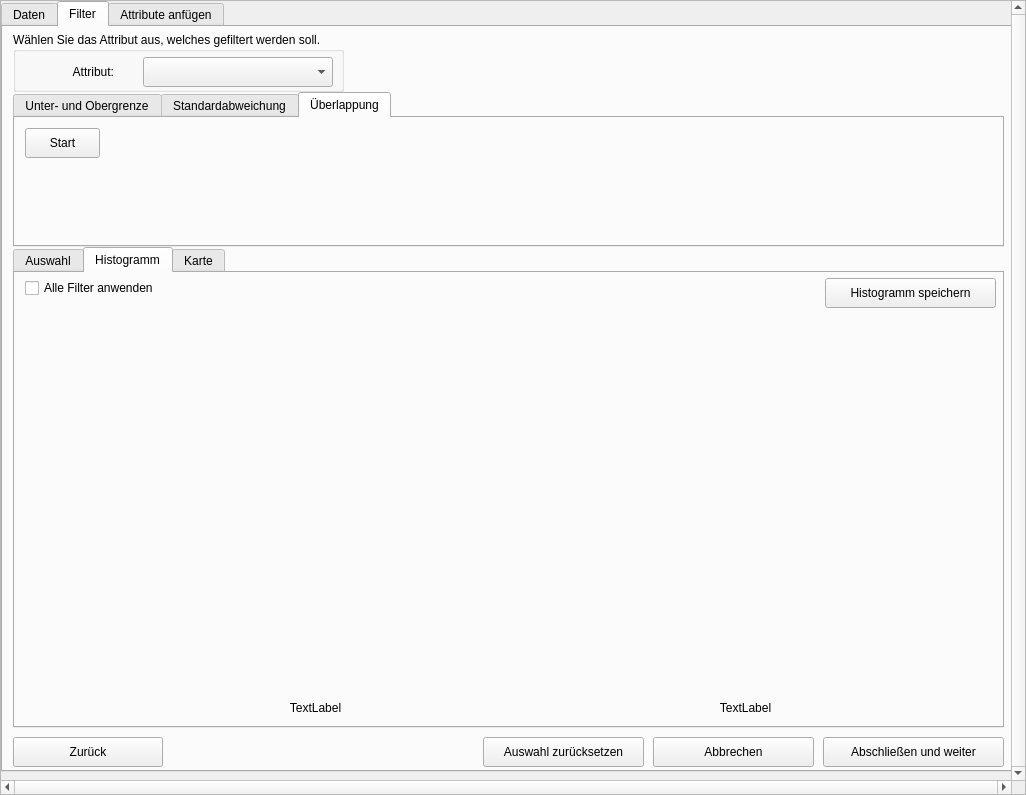
Old version of the form ofr_filter_dialog_base.ui in the repository FARMWISSEN/OFE-Filter.
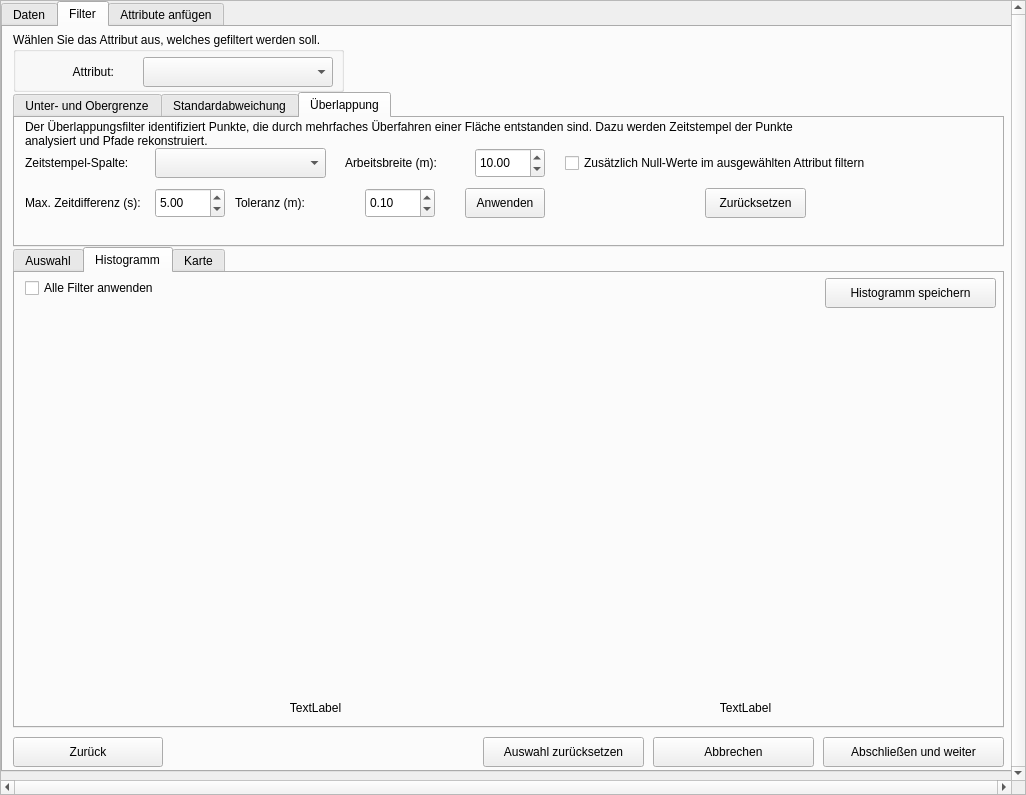
New version of the form. The open tabs and pages were chosen to show the change. Custom widgets are drawn as their Qt base class.

Diff of the .ui file:
```diff
--- a/ofr_filter_dialog_base.ui
+++ b/ofr_filter_dialog_base.ui
@@ -1101,17 +1101,181 @@
           <attribute name="title">
            <string>Überlappung</string>
           </attribute>
-          <widget class="QPushButton" name="pushButton_start_overlap">
+          <widget class="QLabel" name="overlap_description">
            <property name="geometry">
             <rect>
              <x>10</x>
-             <y>10</y>
-             <width>75</width>
+             <y>0</y>
+             <width>811</width>
+             <height>31</height>
+            </rect>
+           </property>
+           <property name="text">
+            <string>Der Überlappungsfilter identifiziert Punkte, die durch mehrfaches Überfahren einer Fläche entstanden sind. Dazu werden Zeitstempel der Punkte analysiert und Pfade rekonstruiert.</string>
+           </property>
+           <property name="wordWrap">
+            <bool>true</bool>
+           </property>
+          </widget>
+          <widget class="QComboBox" name="timestamp_combo">
+           <property name="geometry">
+            <rect>
+             <x>140</x>
+             <y>30</y>
+             <width>171</width>
              <height>30</height>
             </rect>
            </property>
+          </widget>
+          <widget class="QLabel" name="timestamp_label">
+           <property name="geometry">
+            <rect>
+             <x>10</x>
+             <y>30</y>
+             <width>121</width>
+             <height>30</height>
+            </rect>
+           </property>
            <property name="text">
-            <string>Start</string>
+            <string>Zeitstempel-Spalte:</string>
+           </property>
+          </widget>
+          <widget class="QDoubleSpinBox" name="width_spin">
+           <property name="geometry">
+            <rect>
+             <x>460</x>
+             <y>30</y>
+             <width>70</width>
+             <height>30</height>
+            </rect>
+           </property>
+           <property name="minimum">
+            <double>0.100000000000000</double>
+           </property>
+           <property name="maximum">
+            <double>100.000000000000000</double>
+           </property>
+           <property name="value">
+            <double>10.000000000000000</double>
+           </property>
+          </widget>
+          <widget class="QLabel" name="width_label">
+           <property name="geometry">
+            <rect>
+             <x>330</x>
+             <y>30</y>
+             <width>121</width>
+             <height>30</height>
+            </rect>
+           </property>
+           <property name="text">
+            <string>Arbeitsbreite (m):</string>
+           </property>
+          </widget>
+          <widget class="QCheckBox" name="zero_filter_check">
+           <property name="geometry">
+            <rect>
+             <x>550</x>
+             <y>30</y>
+             <width>341</width>
+             <height>30</height>
+            </rect>
+           </property>
+           <property name="text">
+            <string>Zusätzlich Null-Werte im ausgewählten Attribut filtern</string>
+           </property>
+          </widget>
+          <widget class="QDoubleSpinBox" name="timedelta_spin">
+           <property name="geometry">
+            <rect>
+             <x>140</x>
+             <y>70</y>
+             <width>70</width>
+             <height>30</height>
+            </rect>
+           </property>
+           <property name="minimum">
+            <double>0.100000000000000</double>
+           </property>
+           <property name="maximum">
+            <double>1000.000000000000000</double>
+           </property>
+           <property name="value">
+            <double>5.000000000000000</double>
+           </property>
+          </widget>
+          <widget class="QLabel" name="timedelta_label">
+           <property name="geometry">
+            <rect>
+             <x>10</x>
+             <y>70</y>
+             <width>121</width>
+             <height>30</height>
+            </rect>
+           </property>
+           <property name="text">
+            <string>Max. Zeitdifferenz (s):</string>
+           </property>
+          </widget>
+          <widget class="QDoubleSpinBox" name="tolerance_spin">
+           <property name="geometry">
+            <rect>
+             <x>350</x>
+             <y>70</y>
+             <width>70</width>
+             <height>30</height>
+            </rect>
+           </property>
+           <property name="minimum">
+            <double>0.010000000000000</double>
+           </property>
+           <property name="maximum">
+            <double>10.000000000000000</double>
+           </property>
+           <property name="singleStep">
+            <double>0.010000000000000</double>
+           </property>
+           <property name="value">
+            <double>0.100000000000000</double>
+           </property>
+          </widget>
+          <widget class="QLabel" name="tolerance_label">
+           <property name="geometry">
+            <rect>
+             <x>220</x>
+             <y>70</y>
+             <width>121</width>
+             <height>30</height>
+            </rect>
+           </property>
+           <property name="text">
+            <string>Toleranz (m):</string>
+           </property>
+          </widget>
+          <widget class="QPushButton" name="overlap_button">
+           <property name="geometry">
+            <rect>
+             <x>450</x>
+             <y>70</y>
+             <width>80</width>
+             <height>30</height>
+            </rect>
+           </property>
+           <property name="text">
+            <string>Anwenden</string>
+           </property>
+          </widget>
+          <widget class="QPushButton" name="overlap_reset_button">
+           <property name="geometry">
+            <rect>
+             <x>690</x>
+             <y>70</y>
+             <width>101</width>
+             <height>30</height>
+            </rect>
+           </property>
+           <property name="text">
+            <string>Zurücksetzen</string>
            </property>
           </widget>
          </widget>
```
Left out of the diff: 2 changed lines with no effect on the pictures.
